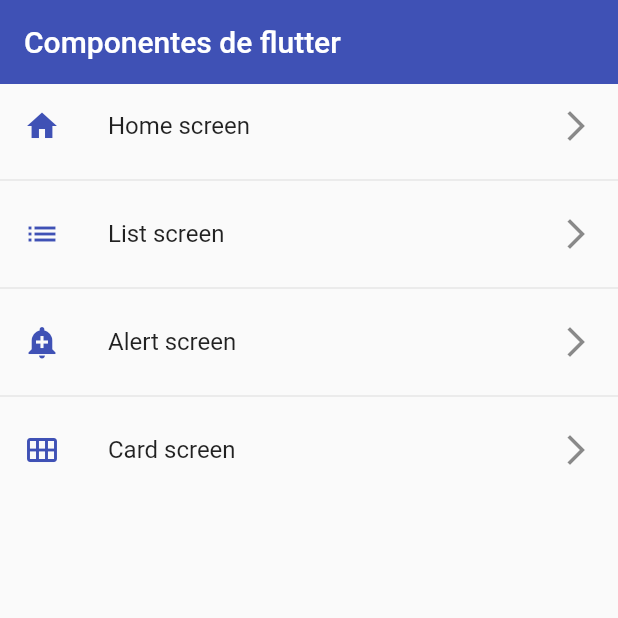
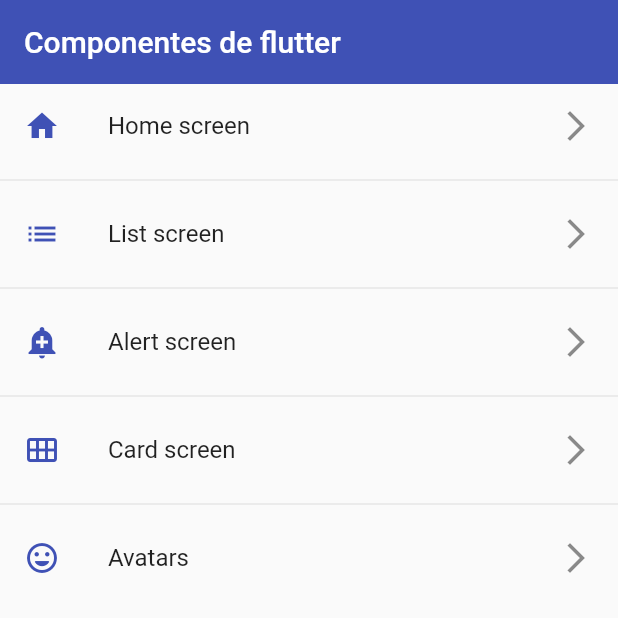
Before and after one commit to EmmanuelBazan/flutter_application_components, a Flutter app: the screen it shows after launch, on a phone screen of 412 x 824 dp, the top half of it. Run offline on Flutter 3.47's test engine with Material 2 defaults, Android fonts, the phone set to English and light mode, and no system bars.

Commit message:
Implementacion widget CircleAvatar

```diff
--- a/lib/routes/app_routes.dart
+++ b/lib/routes/app_routes.dart
@@ -26,6 +26,11 @@ class AppRoutes {
         name: 'Card screen',
         screen: const CardScreen(),
         icon: Icons.calendar_view_month),
+    MenuOption(
+        route: 'AvatarScreen',
+        name: 'Avatars',
+        screen: const AvatarScreen(),
+        icon: Icons.mood_rounded),
   ];
 
   // static Map<String, Widget Function(BuildContext)> routes = {
--- a/lib/screens/screens.dart
+++ b/lib/screens/screens.dart
@@ -1,3 +1,4 @@
+export 'package:flutter_application_components/screens/avatar_screen.dart';
 export 'package:flutter_application_components/screens/alert_screen.dart';
 export 'package:flutter_application_components/screens/card_screen.dart';
 export 'package:flutter_application_components/screens/home_screen.dart';
```
Also changed, not shown: lib/screens/avatar_screen.dart (added, +29 -0 lines).
